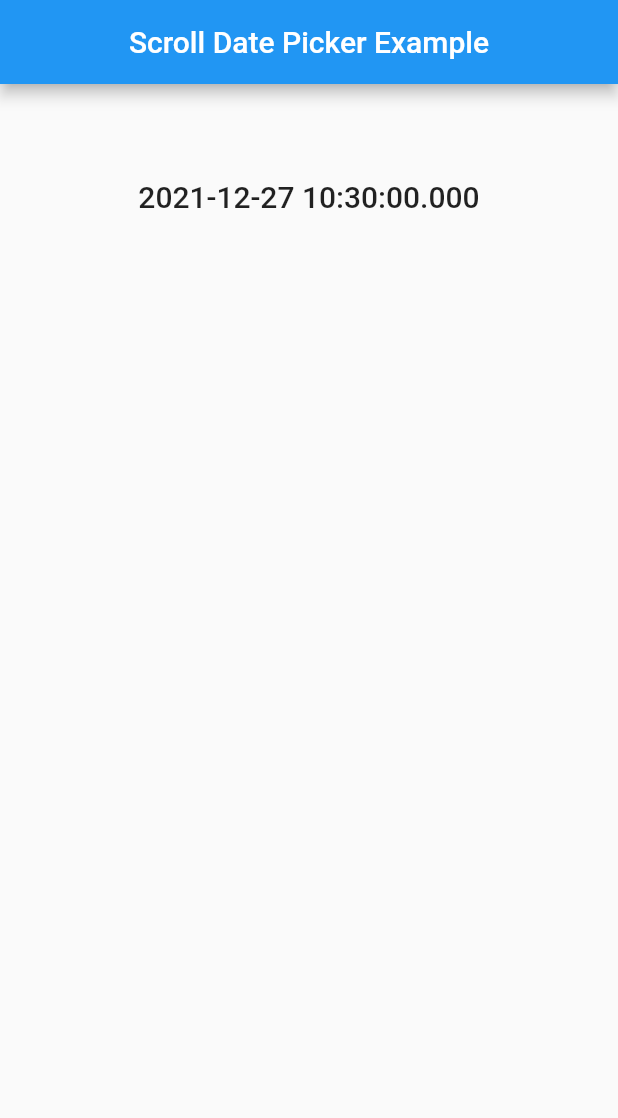
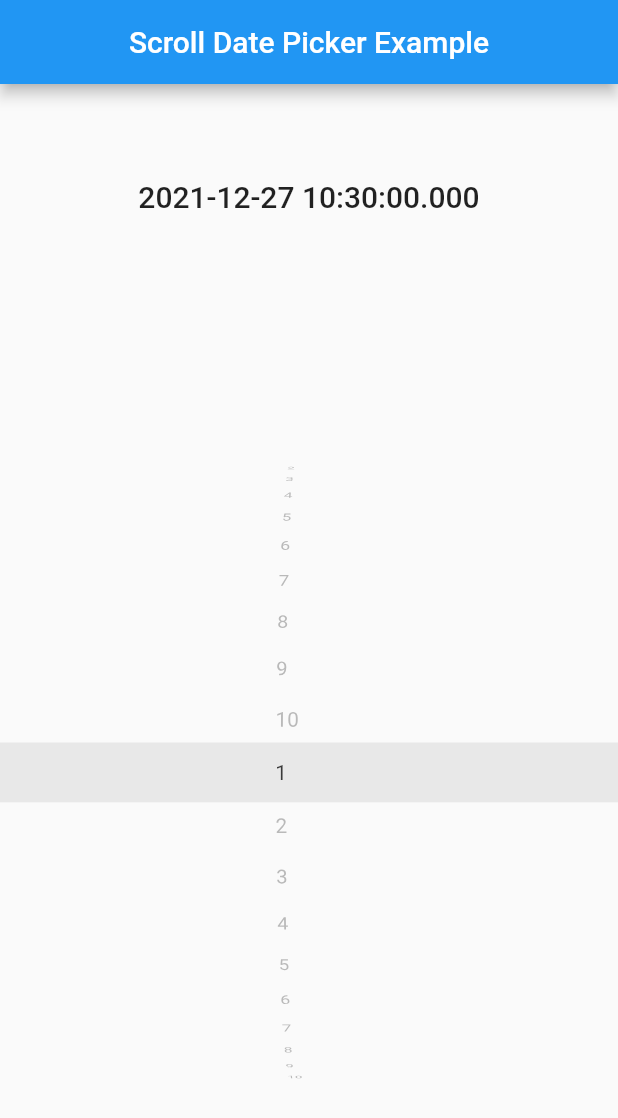
Before and after one commit to mincheol-shin/scroll_date_picker, a Flutter app: the screen it shows after launch, on a phone screen of 412 x 824 dp. Shown: the top 1118 px of the screen. Run offline on Flutter 3.47's test engine with Material 2 defaults, Android fonts, the phone set to English and light mode, and no system bars.

Commit message:
✨ Add `DatePickerIndicator`

```diff
--- a/example/lib/main.dart
+++ b/example/lib/main.dart
@@ -6,7 +6,8 @@ void main() {
 }
 
 class MyApp extends StatefulWidget {
-  const MyApp({Key ? key}) : super(key: key);
+  const MyApp({Key? key}) : super(key: key);
+
   @override
   _MyAppState createState() => _MyAppState();
 }
@@ -18,8 +19,7 @@ class _MyAppState extends State<MyApp> {
   @override
   void initState() {
     super.initState();
-    _controller = DatePickerController(
-        initialDate: DateTime.now(), minYear: 2011, maxYear: 2050);
+    _controller = DatePickerController(initialDate: DateTime.now(), minYear: 2011, maxYear: 2050);
   }
 
   @override
@@ -45,23 +45,25 @@ class _MyAppState extends State<MyApp> {
               style: TextStyle(fontSize: 20.0, fontWeight: FontWeight.w500),
             ),
           ),
-          // ScrollDatePicker(
-          //   controller: _controller,
-          //   locale: DatePickerLocale.ko_kr,
-          //   pickerDecoration: BoxDecoration(
-          //       border: Border.all(color: Colors.blueAccent, width: 2.0)),
-          //   config: DatePickerConfig(
-          //       isLoop: true,
-          //       selectedTextStyle: TextStyle(
-          //           fontWeight: FontWeight.w600,
-          //           color: Colors.black,
-          //           fontSize: 17.0)),
-          //   onChanged: (value) {
-          //     setState(() {
-          //       _selectedDate = value;
-          //     });
-          //   },
-          // ),
+          Expanded(
+            child: ScrollDatePicker(
+              controller: _controller, onDateTimeChanged: (DateTime value) {},
+              // locale: DatePickerLocale.ko_kr,
+              // pickerDecoration: BoxDecoration(
+              //     border: Border.all(color: Colors.blueAccent, width: 2.0)),
+              // config: DatePickerConfig(
+              //     isLoop: true,
+              //     selectedTextStyle: TextStyle(
+              //         fontWeight: FontWeight.w600,
+              //         color: Colors.black,
+              //         fontSize: 17.0)),
+              // onChanged: (value) {
+              //   setState(() {
+              //     _selectedDate = value;
+              //   });
+              // },
+            ),
+          ),
         ],
       ),
     );
--- a/lib/scroll_date_picker.dart
+++ b/lib/scroll_date_picker.dart
@@ -1,3 +1,2 @@
 export 'src/scroll_date_picker.dart';
-export 'src/components/date_picker_config.dart';
 export 'src/components/date_picker_controller.dart';
--- a/lib/src/scroll_date_picker.dart
+++ b/lib/src/scroll_date_picker.dart
@@ -0,0 +1,54 @@
+import 'package:flutter/material.dart';
+import 'package:scroll_date_picker/src/widgets/date_picker_indicator.dart';
+import 'package:scroll_date_picker/src/widgets/date_scroll_view.dart';
+
+import '../scroll_date_picker.dart';
+
+class ScrollDatePicker extends StatelessWidget {
+  ScrollDatePicker({
+    Key? key,
+    required this.controller,
+    required this.onDateTimeChanged,
+    this.itemExtent = 45.0,
+    this.diameterRatio = 3.0,
+    this.perspective = 0.01,
+    this.textStyle = const TextStyle(fontSize: 18.0, color: Colors.grey),
+    this.selectedTextStyle = const TextStyle(fontSize: 20.0, color: Colors.black, fontWeight: FontWeight.w500),
+    this.isLoop = true,
+  }) : super(key: key);
+
+  /// This widget's year selection and animation state.
+  final DatePickerController controller;
+
+  /// On optional listener that's called when the centered item changes.
+  final ValueChanged<DateTime> onDateTimeChanged;
+
+  /// Size of each child in the main axis
+  final double itemExtent;
+
+  /// {@macro flutter.rendering.wheelList.diameterRatio}
+  final double diameterRatio;
+
+  /// {@macro flutter.rendering.wheelList.perspective}
+  final double perspective;
+
+  /// An opaque object that determines the size, position, and rendering of selected text.
+  final TextStyle selectedTextStyle;
+
+  /// An opaque object that determines the size, position, and rendering of text.
+  final TextStyle textStyle;
+
+  /// The loop iterates on an explicit list of values
+  final bool isLoop;
+
+  @override
+  Widget build(BuildContext context) {
+    return Stack(
+      alignment: Alignment.center,
+      children: [
+        DateScrollView(onChanged: (value) {}, item: [1, 2, 3, 4, 5, 6, 7, 8, 9, 10], controller: controller),
+        const DatePickerIndicator(),
+      ],
+    );
+  }
+}
--- /dev/null
+++ b/lib/src/widgets/date_picker_indicator.dart
@@ -0,0 +1,49 @@
+import 'package:flutter/material.dart';
+
+class DatePickerIndicator extends StatelessWidget {
+  const DatePickerIndicator({Key? key}) : super(key: key);
+
+  @override
+  Widget build(BuildContext context) {
+    return IgnorePointer(
+      child: Column(
+        mainAxisAlignment: MainAxisAlignment.center,
+        children: [
+          Expanded(
+            child: Container(
+              decoration: BoxDecoration(
+                gradient: LinearGradient(
+                  begin: Alignment.topCenter,
+                  end: Alignment.bottomCenter,
+                  colors: [
+                    Theme.of(context).scaffoldBackgroundColor.withOpacity(0.7),
+                    Theme.of(context).scaffoldBackgroundColor.withOpacity(0.7),
+                  ],
+                ),
+              ),
+            ),
+          ),
+          Container(
+            height: 40,
+            width: double.infinity,
+            color: Colors.grey.withOpacity(0.2),
+          ),
+          Expanded(
+            child: Container(
+              decoration: BoxDecoration(
+                gradient: LinearGradient(
+                  begin: Alignment.topCenter,
+                  end: Alignment.bottomCenter,
+                  colors: [
+                    Theme.of(context).scaffoldBackgroundColor.withOpacity(0.7),
+                    Theme.of(context).scaffoldBackgroundColor.withOpacity(0.7),
+                  ],
+                ),
+              ),
+            ),
+          ),
+        ],
+      ),
+    );
+  }
+}
--- a/lib/src/widgets/date_scroll_view.dart
+++ b/lib/src/widgets/date_scroll_view.dart
@@ -1,5 +1,4 @@
 import 'package:flutter/material.dart';
-import 'package:scroll_date_picker/src/components/date_picker_config.dart';
 
 // ignore: must_be_immutable
 class DateScrollView extends StatelessWidget {
@@ -10,7 +9,6 @@ class DateScrollView extends StatelessWidget {
     required this.item,
     required this.controller,
     this.label = "",
-    required this.config,
   });
 
   /// If non-null, requires the child to have exactly this Width.
@@ -30,8 +28,6 @@ class DateScrollView extends StatelessWidget {
 
   final String label;
 
-  /// Date Picker configuration
-  final DatePickerConfig config;
 
   List<Widget> _date = [];
 
@@ -41,23 +37,20 @@ class DateScrollView extends StatelessWidget {
       item.length,
       (index) => Container(
         alignment: Alignment.centerLeft,
-        child: Text("${item[index]}$label",
-            style: itemIndex == index
-                ? config.selectedTextStyle
-                : config.textStyle),
+        child: Text("${item[index]}$label"),
       ),
     );
 
     return Container(
       width: width,
       child: ListWheelScrollView.useDelegate(
-        itemExtent: config.itemExtent,
-        diameterRatio: config.diameterRatio,
+        itemExtent: 35,
+        diameterRatio: 3,
         controller: controller,
         physics: FixedExtentScrollPhysics(),
-        perspective: config.perspective,
+        perspective: 0.01,
         onSelectedItemChanged: onChanged,
-        childDelegate: config.isLoop
+        childDelegate:true
             ? ListWheelChildLoopingListDelegate(
                 children: _date,
               )
```
Also changed, not shown: lib/src/components/date_picker_config.dart (deleted, +0 -82 lines), lib/src/scroll_date_picker_constants.dart (added).
